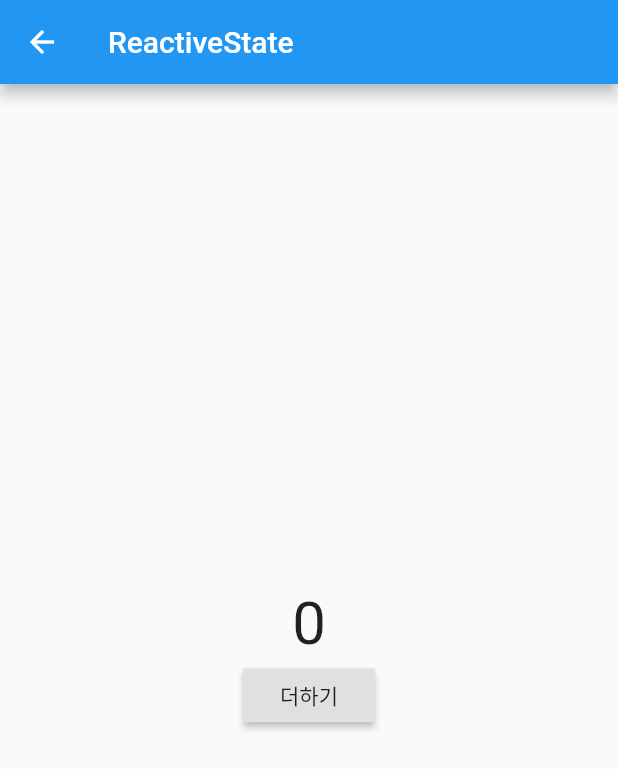
After one commit to sudar-life/sample_getx, a Flutter app: the screen it shows after launch, after a tap on "State full Increase", on a phone screen of 412 x 824 dp. The commit adds this screen. Shown: the top 769 px of the screen. Run offline on Flutter 3.47's test engine with Material 2 defaults, Android fonts, the phone set to English and light mode, and no system bars; our stand-ins replace get.

Commit message:
faet : reactive state getX  - stateful widget 과 reactive state getX 의 비교

```diff
--- a/lib/src/home.dart
+++ b/lib/src/home.dart
@@ -1,37 +1,33 @@
 import 'package:flutter/material.dart';
 import 'package:get/get.dart';
+import 'package:sample_getx/src/page/reactive_state_increase.dart';
+import 'package:sample_getx/src/page/stateful_increase.dart';
 
 class Home extends StatelessWidget {
   Home({Key key}) : super(key: key);
-
-  var count = 0.abs();
-
-  void increase() {
-    count++;
-  }
 
   @override
   Widget build(BuildContext context) {
     return Scaffold(
       appBar: AppBar(
-        title: Text("ReactiveState"),
+        title: Text("Stateful vs ReactiveState"),
       ),
       body: Center(
         child: Column(
           mainAxisAlignment: MainAxisAlignment.center,
           crossAxisAlignment: CrossAxisAlignment.center,
           children: [
-            Obx(
-              () => Text(
-                count.toString(),
-                style: TextStyle(
-                  fontSize: 40,
-                ),
-              ),
+            RaisedButton(
+              child: Text("State full Increase"),
+              onPressed: () {
+                Get.to(StatefulIncrease());
+              },
             ),
             RaisedButton(
-              child: Text("더하기"),
-              onPressed: increase,
+              child: Text("reactive state getX Increase"),
+              onPressed: () {
+                Get.to(ReactiveStateIncrease());
+              },
             ),
           ],
         ),
--- /dev/null
+++ b/lib/src/page/stateful_increase.dart
@@ -0,0 +1,46 @@
+import 'package:flutter/material.dart';
+
+class StatefulIncrease extends StatefulWidget {
+  StatefulIncrease({Key key}) : super(key: key);
+
+  @override
+  _StatefulIncreaseState createState() => _StatefulIncreaseState();
+}
+
+class _StatefulIncreaseState extends State<StatefulIncrease> {
+  int count = 0;
+
+  void increase() {
+    setState(() {
+      count++;
+    });
+  }
+
+  @override
+  Widget build(BuildContext context) {
+    print("stateful build");
+    return Scaffold(
+      appBar: AppBar(
+        title: Text("ReactiveState"),
+      ),
+      body: Center(
+        child: Column(
+          mainAxisAlignment: MainAxisAlignment.center,
+          crossAxisAlignment: CrossAxisAlignment.center,
+          children: [
+            Text(
+              count.toString(),
+              style: TextStyle(
+                fontSize: 40,
+              ),
+            ),
+            RaisedButton(
+              child: Text("더하기"),
+              onPressed: increase,
+            ),
+          ],
+        ),
+      ),
+    );
+  }
+}
```
Also changed, not shown: lib/src/page/reactive_state_increase.dart (added, +41 -0 lines).
